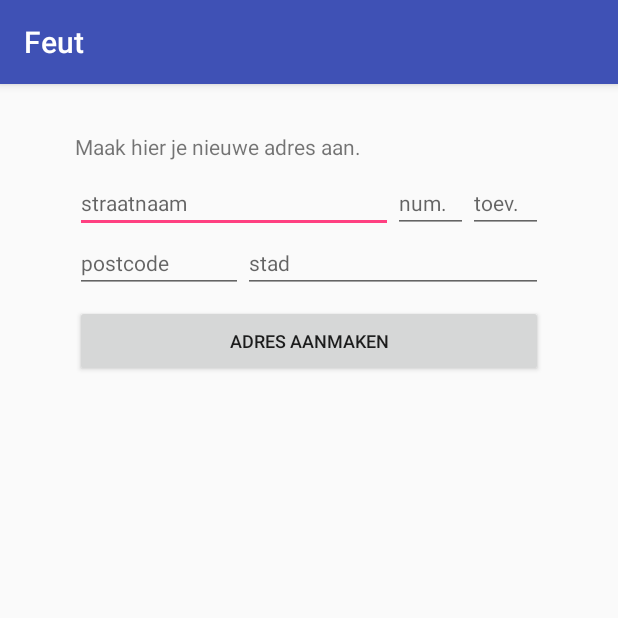
After one commit to nilsve/feut, an Android app: the NewAddressActivity screen opened directly, with no data from a screen before it, on a phone screen of 412 x 824 dp, the top half of it. The commit adds this screen. Run offline under Robolectric (Android 15) with nearby library versions, the phone set to English and light mode, and no system bars; libraries missing offline, so code that uses them is left out: com.feut.shared.

Commit message:
Nieuw NewAddressActivity en bijbehorende packets

```diff
--- a/App/app/src/main/AndroidManifest.xml
+++ b/App/app/src/main/AndroidManifest.xml
@@ -20,8 +20,9 @@
                 <category android:name="android.intent.category.LAUNCHER" />
             </intent-filter>
         </activity>
-        <activity android:name=".RegisterActivity"></activity>
-        <activity android:name=".MainActivity"></activity>
+        <activity android:name=".RegisterActivity" />
+        <activity android:name=".MainActivity" />
+        <activity android:name=".NewAddressActivity"></activity>
     </application>
 
 </manifest>
--- a/App/app/src/main/java/com/app/feut/feut/LoginActivity.java
+++ b/App/app/src/main/java/com/app/feut/feut/LoginActivity.java
@@ -23,7 +23,6 @@ public class LoginActivity extends AppCompatActivity {
     @Override
     protected void onCreate(Bundle savedInstanceState) {
         loginValid = false;
-
         new Thread(Connection.getInstance()).start(); // TODO: Niet de beste plek hiervoor
 
         super.onCreate(savedInstanceState);
--- /dev/null
+++ b/App/app/src/main/java/com/app/feut/feut/NewAddressActivity.java
@@ -0,0 +1,57 @@
+package com.app.feut.feut;
+
+import android.os.Bundle;
+import android.support.v7.app.AppCompatActivity;
+import android.view.View;
+import android.widget.Button;
+import android.widget.TextView;
+
+import com.app.feut.feut.connection.Connection;
+import com.app.feut.feut.connection.SendPacketTask;
+import com.feut.shared.connection.packets.RegisterAddresRequest;
+
+public class NewAddressActivity extends AppCompatActivity {
+
+    @Override
+    protected void onCreate(Bundle savedInstanceState) {
+        new Thread(Connection.getInstance()).start(); // TODO: Niet de beste plek hiervoor
+
+        super.onCreate(savedInstanceState);
+        setContentView(R.layout.activity_new_address);
+
+        TextView streetText = (TextView) findViewById(R.id.streetText);
+        TextView streetNumberText = (TextView) findViewById(R.id.streetNumberText);
+        TextView additionText = (TextView) findViewById(R.id.additionText);
+        TextView zipCodeText = (TextView) findViewById(R.id.zipCodeText);
+        TextView cityText = (TextView) findViewById(R.id.cityText);
+
+        Button registerAddressButton = (Button) findViewById(R.id.registerAddressButton);
+        registerAddressButton.setOnClickListener(new View.OnClickListener() {
+            @Override
+            public void onClick(View view) {
+                RegisterAddresRequest request = new RegisterAddresRequest();
+                request.street = streetText.getText().toString();
+                request.streetNumber = streetNumberText.getText().toString();
+                request.addition = additionText.getText().toString();
+                request.zipCode = zipCodeText.getText().toString();
+                request.city = cityText.getText().toString();
+
+                new SendPacketTask().execute(request);
+                try {
+                    this.wait(500);
+                    // doe iets
+                } catch (InterruptedException e) {
+                    e.printStackTrace();
+                } finally {
+                    // doe nog iets..
+                }
+
+            }
+        });
+
+
+
+
+
+    }
+}
--- /dev/null
+++ b/App/app/src/main/res/layout/activity_new_address.xml
@@ -0,0 +1,115 @@
+<?xml version="1.0" encoding="utf-8"?>
+<android.support.constraint.ConstraintLayout xmlns:android="http://schemas.android.com/apk/res/android"
+    xmlns:app="http://schemas.android.com/apk/res-auto"
+    xmlns:tools="http://schemas.android.com/tools"
+    android:layout_width="match_parent"
+    android:layout_height="match_parent"
+    tools:context=".NewAddressActivity">
+
+    <EditText
+        android:id="@+id/streetText"
+        android:layout_width="0dp"
+        android:layout_height="wrap_content"
+        android:layout_marginEnd="150dp"
+        android:layout_marginLeft="50dp"
+        android:layout_marginRight="150dp"
+        android:layout_marginStart="50dp"
+        android:layout_marginTop="8dp"
+        android:ems="10"
+        android:hint="straatnaam"
+        android:inputType="textPersonName"
+        android:textSize="14sp"
+        app:layout_constraintEnd_toEndOf="parent"
+        app:layout_constraintStart_toStartOf="parent"
+        app:layout_constraintTop_toBottomOf="@+id/textView" />
+
+    <EditText
+        android:id="@+id/streetNumberText"
+        android:layout_width="0dp"
+        android:layout_height="wrap_content"
+        android:layout_marginEnd="100dp"
+        android:layout_marginRight="100dp"
+        android:layout_marginTop="8dp"
+        android:ems="10"
+        android:hint="num."
+        android:inputType="number"
+        android:textSize="14sp"
+        app:layout_constraintEnd_toEndOf="parent"
+        app:layout_constraintStart_toEndOf="@+id/streetText"
+        app:layout_constraintTop_toBottomOf="@+id/textView" />
+
+    <EditText
+        android:id="@+id/additionText"
+        android:layout_width="0dp"
+        android:layout_height="wrap_content"
+        android:layout_marginEnd="50dp"
+        android:layout_marginRight="50dp"
+        android:layout_marginTop="8dp"
+        android:ems="10"
+        android:hint="toev."
+        android:inputType="textPersonName"
+        android:textSize="14sp"
+        app:layout_constraintEnd_toEndOf="parent"
+        app:layout_constraintStart_toEndOf="@+id/streetNumberText"
+        app:layout_constraintTop_toBottomOf="@+id/textView" />
+
+    <EditText
+        android:id="@+id/zipCodeText"
+        android:layout_width="0dp"
+        android:layout_height="wrap_content"
+        android:layout_marginEnd="250dp"
+        android:layout_marginLeft="50dp"
+        android:layout_marginRight="250dp"
+        android:layout_marginStart="50dp"
+        android:ems="10"
+        android:hint="postcode"
+        android:inputType="textPersonName"
+        android:textSize="14sp"
+        app:layout_constraintEnd_toEndOf="parent"
+        app:layout_constraintStart_toStartOf="parent"
+        app:layout_constraintTop_toBottomOf="@+id/streetText" />
+
+    <EditText
+        android:id="@+id/cityText"
+        android:layout_width="0dp"
+        android:layout_height="wrap_content"
+        android:layout_marginEnd="50dp"
+        android:layout_marginRight="50dp"
+        android:ems="10"
+        android:hint="stad"
+        android:inputType="textPersonName"
+        android:textSize="14sp"
+        app:layout_constraintEnd_toEndOf="parent"
+        app:layout_constraintStart_toEndOf="@+id/zipCodeText"
+        app:layout_constraintTop_toBottomOf="@+id/streetText" />
+
+    <TextView
+        android:id="@+id/textView"
+        android:layout_width="0dp"
+        android:layout_height="wrap_content"
+        android:layout_marginEnd="50dp"
+        android:layout_marginLeft="50dp"
+        android:layout_marginRight="50dp"
+        android:layout_marginStart="50dp"
+        android:layout_marginTop="32dp"
+        android:text="Maak hier je nieuwe adres aan."
+        app:layout_constraintEnd_toEndOf="parent"
+        app:layout_constraintStart_toStartOf="parent"
+        app:layout_constraintTop_toTopOf="parent" />
+
+    <Button
+        android:id="@+id/registerAddressButton"
+        android:layout_width="0dp"
+        android:layout_height="wrap_content"
+        android:layout_marginEnd="50dp"
+        android:layout_marginLeft="50dp"
+        android:layout_marginRight="50dp"
+        android:layout_marginStart="50dp"
+        android:layout_marginTop="8dp"
+        android:text="Adres aanmaken"
+        android:textSize="12sp"
+        app:layout_constraintEnd_toEndOf="parent"
+        app:layout_constraintStart_toStartOf="parent"
+        app:layout_constraintTop_toBottomOf="@+id/zipCodeText" />
+
+</android.support.constraint.ConstraintLayout>
--- a/Server/src/main/java/com/feut/server/PacketHandler.java
+++ b/Server/src/main/java/com/feut/server/PacketHandler.java
@@ -14,9 +14,29 @@ public class PacketHandler implements IReceivePacket {
     public void onReceivePacket(Client client, Packet packet) {
         switch (packet.getClass().getSimpleName()) {
             case "LoginRequest":
-                LoginResponse response = new LoginResponse();
-                response.success = true;
-                client.sendPacket(response);
+                // Uitsluiten of wachtwoord klopt en hoort bij bestaande gebruikersnaam.
+
+                LoginResponse loginResponse = new LoginResponse();
+                loginResponse.success = true;
+                client.sendPacket(loginResponse);
+                break;
+            case "RegisterRequest":
+                // Kijken of account al bestaat in database, anders aanmaken.
+
+                RegisterResponse registerResponse = new RegisterResponse();
+                registerResponse.succes = true;
+                client.sendPacket(registerResponse);
+                break;
+            case "RegisterAddressRequest":
+                boolean registerAddressFailed = false;
+                // Kijken of adres al bestaat in database, anders aanmaken.
+
+                RegisterAddressResponse registerAddressResponse = new RegisterAddressResponse();
+                if (registerAddressFailed) {
+                    // registerAddressResponse.succes = false;
+                    // registerAddressResponse.message = "Adres bestaat al";
+                } else { registerAddressResponse.succes = true; }
+                client.sendPacket(registerAddressResponse);
                 break;
         }
     }
--- /dev/null
+++ b/shared/src/main/java/com/feut/shared/connection/packets/RegisterAddresRequest.java
@@ -0,0 +1,10 @@
+package com.feut.shared.connection.packets;
+
+public class RegisterAddresRequest extends Packet {
+    public String street;
+    public String streetNumber;
+    public String addition;
+    public String zipCode;
+    public String city;
+
+}
--- /dev/null
+++ b/shared/src/main/java/com/feut/shared/connection/packets/RegisterAddressResponse.java
@@ -0,0 +1,6 @@
+package com.feut.shared.connection.packets;
+
+public class RegisterAddressResponse extends Packet {
+    public boolean succes;
+    public String message;
+}
```
